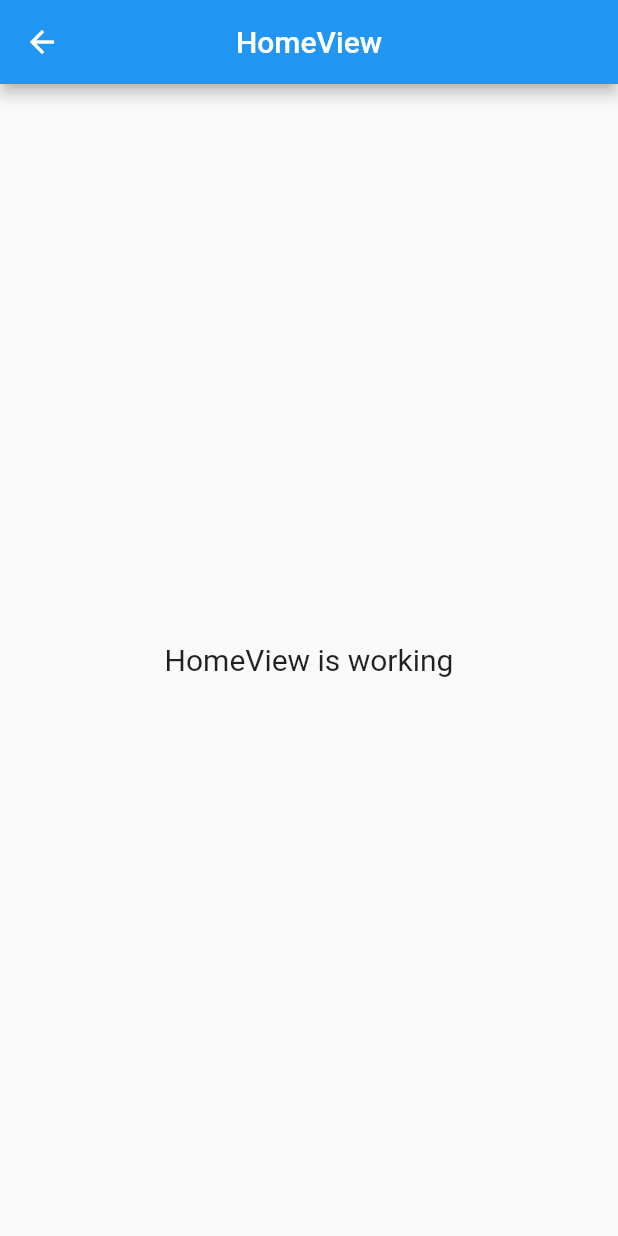
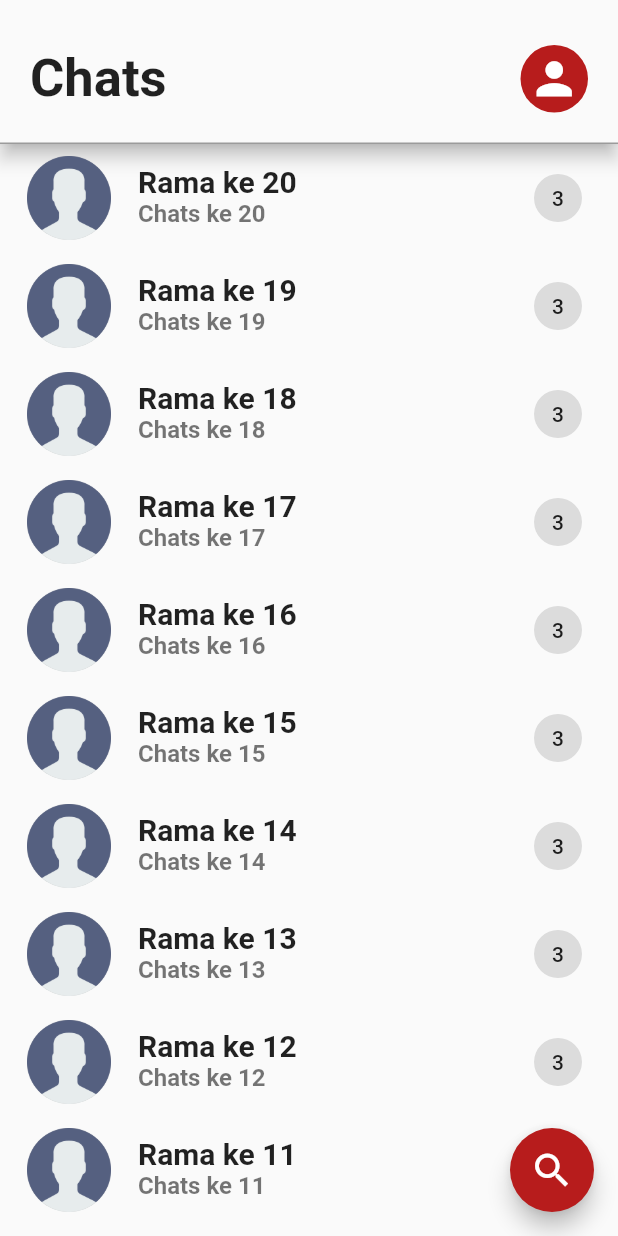
Before and after one commit to R4MA26/chatapp, a Flutter app: the HomeView screen opened by its route, on a phone screen of 412 x 824 dp. Run offline on Flutter 3.47's test engine with Material 2 defaults, Android fonts, the phone set to English and light mode, and no system bars; our stand-ins replace firebase_core, get, introduction_screen, lottie; accounts and stored records are empty.

Commit message:
home screen

```diff
--- a/lib/app/modules/home/views/home_view.dart
+++ b/lib/app/modules/home/views/home_view.dart
@@ -1,22 +1,103 @@
+import 'package:chatapp/app/routes/app_pages.dart';
 import 'package:flutter/material.dart';
 
 import 'package:get/get.dart';
 
 import '../controllers/home_controller.dart';
 
+// ignore: use_key_in_widget_constructors
 class HomeView extends GetView<HomeController> {
+  final List<Widget> myChats = List.generate(
+    20,
+    (index) => ListTile(
+      onTap: () => Get.toNamed(Routes.CHAT_ROOM),
+      leading: CircleAvatar(
+        backgroundColor: Colors.black26,
+        child: Image.asset(
+          "assets/logo/noimage.png",
+          fit: BoxFit.cover,
+        ),
+        radius: 30,
+      ),
+      title: Text(
+        "Rama ke ${index + 1}",
+        style: const TextStyle(
+          fontSize: 20,
+          fontWeight: FontWeight.w600,
+        ),
+      ),
+      subtitle: Text(
+        "Chats ke ${index + 1}",
+        style: const TextStyle(
+          fontSize: 16,
+          fontWeight: FontWeight.w600,
+        ),
+      ),
+      trailing: Chip(
+        label: Text("3"),
+      ),
+    ),
+  ).reversed.toList();
   @override
   Widget build(BuildContext context) {
     return Scaffold(
-      appBar: AppBar(
-        title: Text('HomeView'),
-        centerTitle: true,
+      body: Column(
+        children: [
+          Material(
+            elevation: 5,
+            child: Container(
+              margin: EdgeInsets.only(top: context.mediaQueryPadding.top),
+              decoration: const BoxDecoration(
+                border: Border(
+                  bottom: BorderSide(
+                    color: Colors.black38,
+                  ),
+                ),
+              ),
+              padding: const EdgeInsets.fromLTRB(20, 30, 20, 20),
+              child: Row(
+                mainAxisAlignment: MainAxisAlignment.spaceBetween,
+                children: [
+                  const Text(
+                    "Chats",
+                    style: TextStyle(fontSize: 35, fontWeight: FontWeight.bold),
+                  ),
+                  Material(
+                    borderRadius: BorderRadius.circular(50),
+                    color: Colors.red[900],
+                    child: InkWell(
+                      borderRadius: BorderRadius.circular(50),
+                      onTap: () => Get.toNamed(Routes.PROFILE),
+                      child: const Padding(
+                        padding: EdgeInsets.all(5),
+                        child: Icon(
+                          Icons.person,
+                          size: 35,
+                          color: Colors.white,
+                        ),
+                      ),
+                    ),
+                  ),
+                ],
+              ),
+            ),
+          ),
+          Expanded(
+            child: ListView.builder(
+              padding: EdgeInsets.zero,
+              itemCount: myChats.length,
+              itemBuilder: (context, index) => myChats[index],
+            ),
+          ),
+        ],
       ),
-      body: Center(
-        child: Text(
-          'HomeView is working',
-          style: TextStyle(fontSize: 20),
+      floatingActionButton: FloatingActionButton(
+        onPressed: () => Get.toNamed(Routes.SEARCH),
+        child: const Icon(
+          Icons.search,
+          size: 30,
         ),
+        backgroundColor: Colors.red[900],
       ),
     );
   }
--- a/lib/app/modules/login/views/login_view.dart
+++ b/lib/app/modules/login/views/login_view.dart
@@ -1,3 +1,4 @@
+import 'package:chatapp/app/routes/app_pages.dart';
 import 'package:flutter/material.dart';
 
 import 'package:get/get.dart';
@@ -31,7 +32,7 @@ class LoginView extends GetView<LoginController> {
                     horizontal: 10,
                   ),
                   child: ElevatedButton(
-                    onPressed: () {},
+                    onPressed: () => Get.toNamed(Routes.HOME),
                     child: Row(
                       mainAxisAlignment: MainAxisAlignment.center,
                       children: [
--- a/lib/app/routes/app_pages.dart
+++ b/lib/app/routes/app_pages.dart
@@ -1,11 +1,17 @@
 import 'package:get/get.dart';
 
+import '../modules/chat_room/bindings/chat_room_binding.dart';
+import '../modules/chat_room/views/chat_room_view.dart';
 import '../modules/home/bindings/home_binding.dart';
 import '../modules/home/views/home_view.dart';
 import '../modules/introduction/bindings/introduction_binding.dart';
 import '../modules/introduction/views/introduction_view.dart';
 import '../modules/login/bindings/login_binding.dart';
 import '../modules/login/views/login_view.dart';
+import '../modules/profile/bindings/profile_binding.dart';
+import '../modules/profile/views/profile_view.dart';
+import '../modules/search/bindings/search_binding.dart';
+import '../modules/search/views/search_view.dart';
 
 part 'app_routes.dart';
 
@@ -28,5 +34,20 @@ class AppPages {
       page: () => LoginView(),
       binding: LoginBinding(),
     ),
+    GetPage(
+      name: _Paths.PROFILE,
+      page: () => ProfileView(),
+      binding: ProfileBinding(),
+    ),
+    GetPage(
+      name: _Paths.CHAT_ROOM,
+      page: () => ChatRoomView(),
+      binding: ChatRoomBinding(),
+    ),
+    GetPage(
+      name: _Paths.SEARCH,
+      page: () => SearchView(),
+      binding: SearchBinding(),
+    ),
   ];
 }
--- a/lib/app/routes/app_routes.dart
+++ b/lib/app/routes/app_routes.dart
@@ -6,6 +6,9 @@ abstract class Routes {
   static const HOME = _Paths.HOME;
   static const INTRODUCTION = _Paths.INTRODUCTION;
   static const LOGIN = _Paths.LOGIN;
+  static const PROFILE = _Paths.PROFILE;
+  static const CHAT_ROOM = _Paths.CHAT_ROOM;
+  static const SEARCH = _Paths.SEARCH;
 }
 
 abstract class _Paths {
@@ -13,4 +16,7 @@ abstract class _Paths {
   static const HOME = '/home';
   static const INTRODUCTION = '/introduction';
   static const LOGIN = '/login';
+  static const PROFILE = '/profile';
+  static const CHAT_ROOM = '/chat-room';
+  static const SEARCH = '/search';
 }
```
Also changed, not shown: lib/app/modules/chat_room/bindings/chat_room_binding.dart (added, +12 -0 lines), lib/app/modules/chat_room/controllers/chat_room_controller.dart (added, +20 -0 lines), lib/app/modules/chat_room/views/chat_room_view.dart (added, +23 -0 lines), lib/app/modules/profile/bindings/profile_binding.dart (added, +12 -0 lines), lib/app/modules/profile/controllers/profile_controller.dart (added, +20 -0 lines), lib/app/modules/profile/views/profile_view.dart (added, +23 -0 lines), lib/app/modules/search/bindings/search_binding.dart (added, +12 -0 lines), lib/app/modules/search/controllers/search_controller.dart (added, +20 -0 lines), lib/app/modules/search/views/search_view.dart (added, +23 -0 lines).
